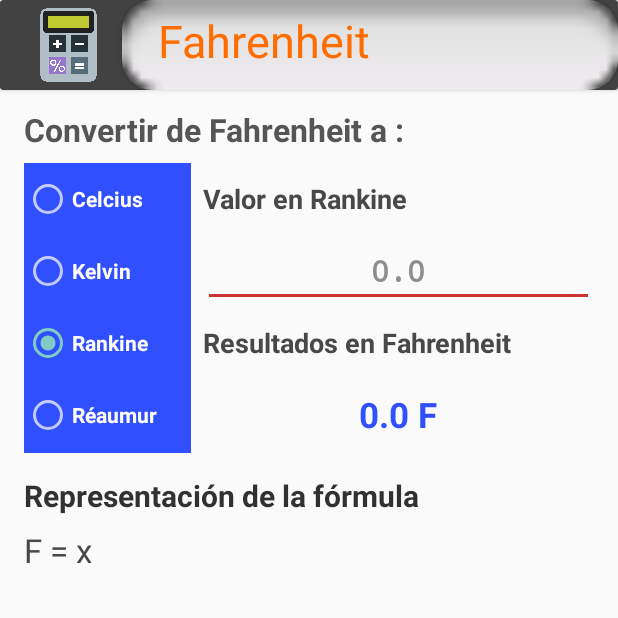
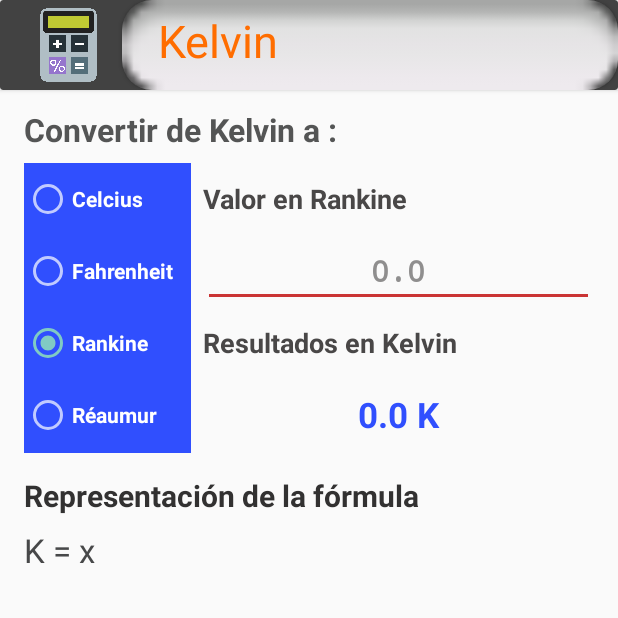
Before and after one commit to HenryDiaz1202/TemperatureConverter, an Android app: the screen it shows after launch (FahrenheirLayout before the commit, KelvinLayout after it), after a tap on "Rankine", on a phone screen of 412 x 824 dp, the top half of it. Run offline under Robolectric (Android 15) with nearby library versions, the phone set to English and light mode, and no system bars; 2 other taps on this screen came first.

Commit message:
OPERACIONES DE CONVERSIÓN A KELVIN TERMINADAS

```diff
--- a/app/src/main/java/com/henry/formulessolve/CelciusLayout.java
+++ b/app/src/main/java/com/henry/formulessolve/CelciusLayout.java
@@ -151,6 +151,4 @@ public class CelciusLayout extends AppCompatActivity {
         remr();
     }
 
-
-
 }
--- a/app/src/main/java/com/henry/formulessolve/FahrenheirLayout.java
+++ b/app/src/main/java/com/henry/formulessolve/FahrenheirLayout.java
@@ -160,7 +160,7 @@ public class FahrenheirLayout extends AppCompatActivity {
                     "F= ("+(9*datV)+"/4) + 32\n\n " +
                     "Sacamos el mínimo común múltiplo (mcm), en este caso siempre es 4\n\n" +
                     "Entonces, primer valor 4/4 = 1 => 1 x "+(9*datV) + " = "+(9*datV)+"\n\n" +
-                    "Segundo valor, 4/1 = 4 => 54 * 32 = "+(4*32)+"\n\n" +
+                    "Segundo valor, 4/1 = 4 => 4 * 32 = "+(4*32)+"\n\n" +
                     "Nos queda lo siguiente\n\n" +
                     "F = ("+(9*datV)+" + "+(4*32)+") / 4\n" +
                     "F= ("+((9*datV)+(4*32))+") / 4\n" +
--- /dev/null
+++ b/app/src/main/java/com/henry/formulessolve/KelvinLayout.java
@@ -0,0 +1,170 @@
+package com.henry.formulessolve;
+
+import androidx.appcompat.app.AppCompatActivity;
+
+import android.os.Bundle;
+import android.text.Editable;
+import android.text.TextWatcher;
+import android.view.View;
+import android.widget.EditText;
+import android.widget.RadioButton;
+import android.widget.TextView;
+import android.widget.Toast;
+
+import java.text.DecimalFormat;
+
+public class KelvinLayout extends AppCompatActivity {
+
+    EditText valor;
+    double datV, res;
+    String frmt;
+    TextView infMs, resultado, formule;
+    RadioButton rd1, rd2, rd3, rd4;
+
+    @Override
+    protected void onCreate(Bundle savedInstanceState) {
+        super.onCreate(savedInstanceState);
+        setContentView(R.layout.activity_kelvin_layout);
+
+        valor = findViewById(R.id.idValorG);
+        infMs = findViewById(R.id.idInfo);
+        resultado = findViewById(R.id.idRes1);
+        formule = findViewById(R.id.idFormule);
+        rd1 = findViewById(R.id.idRBCS);
+        rd2 = findViewById(R.id.idRBKV);
+        rd3 = findViewById(R.id.idRBRK);
+        rd4 = findViewById(R.id.idRBRM);
+
+        valor.addTextChangedListener(new TextWatcher() {
+            @Override
+            public void beforeTextChanged(CharSequence charSequence, int i, int i1, int i2) {
+
+            }
+
+            @Override
+            public void onTextChanged(CharSequence charSequence, int i, int i1, int i2) {
+                if (rd1.isChecked()) {
+                    clss();
+                } else if (rd2.isChecked()) {
+                    fah();
+                } else if (rd3.isChecked()) {
+                    rank();
+                } else if (rd4.isChecked()) {
+                    remr();
+                }
+            }
+
+            @Override
+            public void afterTextChanged(Editable editable) {
+
+            }
+        });
+
+    }
+
+    public void remr() {
+        try {
+            infMs.setText("Valor en Réaumur");
+            datV = Double.parseDouble(valor.getText().toString());
+            res = ((5*datV)/4)+273.15;
+            frmt = new DecimalFormat("##.###").format(res)+" k";
+            resultado.setText(frmt);
+
+            formule.setText("K=(5RE/4) + 273.15 \n\n " +
+                    "Sustituimos \n\n"+"K= ((5 * "+datV+") / 4) + 273.15\n" +
+                    "K= ("+(5*datV)+"/4) + 273.15\n\n " +
+                    "Sacamos el mínimo común múltiplo (mcm), en este caso siempre es 4\n\n" +
+                    "Entonces, primer valor 4/4 = 1 => 1 x "+(5*datV) + " = "+(5*datV)+"\n\n" +
+                    "Segundo valor, 4/1 = 4 => 4 * 273.15 = "+(4*273.15)+"\n\n" +
+                    "Nos queda lo siguiente\n\n" +
+                    "K = ("+(5*datV)+" + "+(4*273.15)+") / 4\n" +
+                    "K= ("+((5*datV)+(4*273.15))+") / 4\n" +
+                    "K = "+frmt);
+
+        }catch (Exception e){
+            Toast.makeText(getApplicationContext(), "Debes ingresar un valor.", Toast.LENGTH_SHORT).show();
+        }
+    }
+
+    public void rank() {
+        try {
+            infMs.setText("Valor en Rankine");
+            datV = Double.parseDouble(valor.getText().toString());
+            res = (5*(datV-491.67)/9)+273.15;
+            frmt = new DecimalFormat("##.###").format(res)+" k";
+            resultado.setText(frmt);
+
+            formule.setText("K=5(RK - 491.67)/9 + 273.15 \n\n " +
+                    "Sustituimos \n\n"+"K= 5("+datV+" - 491.67) / 9 + 273.15\n" +
+                    "K= 5("+(datV - 491.67)+")/9 + 273.15\n"+"K= ("+(5*(datV - 491.67))+")/9 + 273.15\n\n"+
+                    "Sacamos el mínimo común múltiplo (mcm), en este caso siempre es 9\n\n" +
+                    "Entonces, primer valor 9/9 = 1 => 1 x "+(5*(datV - 491.67)) + " = "+(5*(datV - 491.67))+"\n\n" +
+                    "Segundo valor, 9/1 = 9 => 9 * 273.15 = "+(9*273.15)+"\n\n" +
+                    "Nos queda lo siguiente\n\n" +
+                    "K = ("+(5*(datV - 491.67))+" + "+(9*273.15)+") / 9\n" +
+                    "K= ("+((5*(datV - 491.67))+(9*273.15))+") / 9\n" +
+                    "K = "+frmt);
+
+        }catch (Exception e){
+            Toast.makeText(getApplicationContext(), "Debes ingresar un valor.", Toast.LENGTH_SHORT).show();
+        }
+    }
+
+    public void fah() {
+        try {
+            infMs.setText("Valor en Fahrenheit");
+            datV = Double.parseDouble(valor.getText().toString());
+            res = (5*(datV-32)/9)+273.15;
+            frmt = new DecimalFormat("##.###").format(res)+" k";
+            resultado.setText(frmt);
+
+            formule.setText("K=5(F - 32)/9 + 273.15 \n\n " +
+                    "Sustituimos \n\n"+"K= 5("+datV+" - 32) / 9 + 273.15\n" +
+                    "K= 5("+(datV - 32)+")/9 + 273.15\n"+"K= ("+(5*(datV - 32))+")/9 + 273.15\n\n"+
+                    "Sacamos el mínimo común múltiplo (mcm), en este caso siempre es 9\n\n" +
+                    "Entonces, primer valor 9/9 = 1 => 1 x "+(5*(datV - 32)) + " = "+(5*(datV - 32))+"\n\n" +
+                    "Segundo valor, 9/1 = 9 => 9 * 273.15 = "+(9*273.15)+"\n\n" +
+                    "Nos queda lo siguiente\n\n" +
+                    "K = ("+(5*(datV - 32))+" + "+(9*273.15)+") / 9\n" +
+                    "K= ("+((5*(datV - 32))+(9*273.15))+") / 9\n" +
+                    "K = "+frmt);
+
+        }catch (Exception e){
+            Toast.makeText(getApplicationContext(), "Debes ingresar un valor.", Toast.LENGTH_SHORT).show();
+        }
+    }
+
+    public void clss() {
+        try {
+            infMs.setText("Valor en Celcius");
+            datV = Double.parseDouble(valor.getText().toString());
+            res = datV + 273.15;
+            frmt = new DecimalFormat("##.###").format(res)+" °C";
+            resultado.setText(frmt);
+
+            formule.setText("K=C + 273.15 \n\n " +
+                    "Sustituimos \n\n"+"K= "+datV+" + 273.15\n" +
+                    "K= "+frmt);
+
+        }catch (Exception e){
+            Toast.makeText(getApplicationContext(), "Debes ingresar un valor.", Toast.LENGTH_SHORT).show();
+        }
+    }
+
+
+    public void KToRM(View view) {
+        remr();
+    }
+
+    public void KtoRk(View view) {
+        rank();
+    }
+
+    public void KtoF(View view) {
+        fah();
+    }
+
+    public void KtoC(View view) {
+        clss();
+    }
+}
--- a/app/src/main/java/com/henry/formulessolve/MainActivity.java
+++ b/app/src/main/java/com/henry/formulessolve/MainActivity.java
@@ -21,7 +21,7 @@ public class MainActivity extends AppCompatActivity {
     }
 
     public void fahrenheitW(View view) {
-        Intent i = new Intent(this, CelciusLayout.class );
+        Intent i = new Intent(this, FahrenheirLayout.class );
         startActivity(i);
     }
 }
--- /dev/null
+++ b/app/src/main/res/layout/activity_kelvin_layout.xml
@@ -0,0 +1,261 @@
+<?xml version="1.0" encoding="utf-8"?>
+<androidx.constraintlayout.widget.ConstraintLayout xmlns:android="http://schemas.android.com/apk/res/android"
+    xmlns:app="http://schemas.android.com/apk/res-auto"
+    xmlns:tools="http://schemas.android.com/tools"
+    android:layout_width="match_parent"
+    android:layout_height="match_parent"
+    android:background="#FAFAFA"
+    tools:context=".KelvinLayout">
+
+    <androidx.cardview.widget.CardView
+        android:id="@+id/cardView2"
+        android:layout_width="0dp"
+        android:layout_height="60dp"
+        app:layout_constraintEnd_toEndOf="parent"
+        app:layout_constraintStart_toStartOf="parent"
+        app:layout_constraintTop_toTopOf="parent">
+
+        <androidx.constraintlayout.widget.ConstraintLayout
+            android:layout_width="match_parent"
+            android:layout_height="match_parent">
+
+            <ImageView
+                android:id="@+id/imageView5"
+                android:layout_width="59dp"
+                android:layout_height="52dp"
+                android:layout_marginStart="16dp"
+                android:layout_marginEnd="4dp"
+                android:layout_marginBottom="4dp"
+                app:layout_constraintBottom_toBottomOf="parent"
+                app:layout_constraintEnd_toStartOf="@+id/cardView"
+                app:layout_constraintStart_toStartOf="parent"
+                app:layout_constraintTop_toTopOf="parent"
+                app:layout_constraintVertical_bias="1.0"
+                app:srcCompat="@drawable/calc" />
+
+            <androidx.cardview.widget.CardView
+                android:id="@+id/cardView"
+                android:layout_width="0dp"
+                android:layout_height="0dp"
+                android:layout_marginStart="2dp"
+                app:cardCornerRadius="20dp"
+                app:layout_constraintBottom_toBottomOf="parent"
+                app:layout_constraintEnd_toEndOf="parent"
+                app:layout_constraintStart_toEndOf="@+id/imageView5"
+                app:layout_constraintTop_toTopOf="parent">
+
+                <androidx.constraintlayout.widget.ConstraintLayout
+                    android:layout_width="match_parent"
+                    android:layout_height="match_parent"
+                    android:background="@android:drawable/button_onoff_indicator_off">
+
+                    <TextView
+                        android:id="@+id/textView5"
+                        android:layout_width="145dp"
+                        android:layout_height="47dp"
+                        android:layout_marginStart="24dp"
+                        android:text="Kelvin"
+                        android:textColor="#FF6D00"
+                        android:textSize="30sp"
+                        app:layout_constraintBottom_toBottomOf="parent"
+                        app:layout_constraintEnd_toEndOf="parent"
+                        app:layout_constraintHorizontal_bias="0.0"
+                        app:layout_constraintStart_toStartOf="parent"
+                        app:layout_constraintTop_toTopOf="parent" />
+                </androidx.constraintlayout.widget.ConstraintLayout>
+            </androidx.cardview.widget.CardView>
+        </androidx.constraintlayout.widget.ConstraintLayout>
+    </androidx.cardview.widget.CardView>
+
+    <ScrollView
+        android:layout_width="0dp"
+        android:layout_height="0dp"
+        android:layout_marginTop="12dp"
+        app:layout_constraintBottom_toBottomOf="parent"
+        app:layout_constraintEnd_toEndOf="parent"
+        app:layout_constraintHorizontal_bias="0.0"
+        app:layout_constraintStart_toStartOf="parent"
+        app:layout_constraintTop_toBottomOf="@+id/cardView2"
+        app:layout_constraintVertical_bias="1.0"
+        tools:ignore="SpeakableTextPresentCheck">
+
+        <androidx.constraintlayout.widget.ConstraintLayout
+            android:layout_width="match_parent"
+            android:layout_height="match_parent">
+
+            <TextView
+                android:id="@+id/textView11"
+                android:layout_width="0dp"
+                android:layout_height="wrap_content"
+                android:layout_marginStart="16dp"
+                android:layout_marginTop="16dp"
+                android:layout_marginEnd="16dp"
+                android:text="Representación de la fórmula"
+                android:textColor="#323131"
+                android:textSize="20sp"
+                android:textStyle="bold"
+                app:layout_constraintBottom_toTopOf="@+id/idFormule"
+                app:layout_constraintEnd_toEndOf="parent"
+                app:layout_constraintStart_toStartOf="parent"
+                app:layout_constraintTop_toBottomOf="@+id/idRes1" />
+
+            <TextView
+                android:id="@+id/idRes1"
+                android:layout_width="0dp"
+                android:layout_height="48sp"
+                android:layout_marginStart="8dp"
+                android:layout_marginEnd="16dp"
+                android:gravity="center|center_horizontal"
+                android:text="0.0 K"
+                android:textColor="#304FFE"
+                android:textSize="23sp"
+                android:textStyle="bold"
+                app:layout_constraintEnd_toEndOf="parent"
+                app:layout_constraintStart_toEndOf="@+id/radioGroup"
+                app:layout_constraintTop_toBottomOf="@+id/textView9" />
+
+            <TextView
+                android:id="@+id/textView9"
+                android:layout_width="0dp"
+                android:layout_height="48dp"
+                android:layout_marginStart="8dp"
+                android:layout_marginEnd="16dp"
+                android:gravity="center_vertical"
+                android:text="Resultados en Kelvin"
+                android:textColor="#494747"
+                android:textSize="18sp"
+                android:textStyle="bold"
+                app:layout_constraintBottom_toTopOf="@+id/idRes1"
+                app:layout_constraintEnd_toEndOf="parent"
+                app:layout_constraintStart_toEndOf="@+id/radioGroup"
+                app:layout_constraintTop_toBottomOf="@+id/idValorG" />
+
+            <TextView
+                android:id="@+id/idInfo"
+                android:layout_width="0dp"
+                android:layout_height="48dp"
+                android:layout_marginStart="8dp"
+                android:layout_marginTop="8dp"
+                android:layout_marginEnd="16dp"
+                android:autoText="true"
+                android:gravity="center_vertical"
+                android:text="Valor en :"
+                android:textColor="#494747"
+                android:textSize="18sp"
+                android:textStyle="bold"
+                app:layout_constraintEnd_toEndOf="parent"
+                app:layout_constraintStart_toEndOf="@+id/radioGroup"
+                app:layout_constraintTop_toBottomOf="@+id/textView7" />
+
+            <RadioGroup
+                android:id="@+id/radioGroup"
+                android:layout_width="111dp"
+                android:layout_height="193dp"
+                android:layout_marginStart="16dp"
+                android:layout_marginTop="8dp"
+                android:background="#304FFE"
+                app:layout_constraintStart_toStartOf="parent"
+                app:layout_constraintTop_toBottomOf="@+id/textView7">
+
+                <RadioButton
+                    android:id="@+id/idRBCS"
+                    android:layout_width="match_parent"
+                    android:layout_height="wrap_content"
+                    android:minHeight="48dp"
+                    android:onClick="KtoC"
+                    android:text="Celcius"
+                    android:textStyle="bold" />
+
+                <RadioButton
+                    android:id="@+id/idRBKV"
+                    android:layout_width="match_parent"
+                    android:layout_height="wrap_content"
+                    android:minHeight="48dp"
+                    android:onClick="KtoF"
+                    android:text="Fahrenheit"
+                    android:textStyle="bold" />
+
+                <RadioButton
+                    android:id="@+id/idRBRK"
+                    android:layout_width="match_parent"
+                    android:layout_height="wrap_content"
+                    android:minHeight="48dp"
+                    android:onClick="KtoRk"
+                    android:text="Rankine"
+                    android:textStyle="bold" />
+
+                <RadioButton
+                    android:id="@+id/idRBRM"
+                    android:layout_width="match_parent"
+                    android:layout_height="wrap_content"
+                    android:minHeight="48dp"
+                    android:onClick="KToRM"
+                    android:text="Réaumur"
+                    android:textStyle="bold" />
+            </RadioGroup>
+
+            <TextView
+                android:id="@+id/textView7"
+                android:layout_width="0dp"
+                android:layout_height="wrap_content"
+                android:layout_marginStart="16dp"
+                android:text="Convertir de Kelvin a :"
+                android:textAlignment="viewStart"
+                android:textColor="#545555"
+                android:textSize="21sp"
+                android:textStyle="bold"
+                app:layout_constraintEnd_toEndOf="parent"
+                app:layout_constraintStart_toStartOf="parent"
+                app:layout_constraintTop_toTopOf="parent" />
+
+            <EditText
+                android:id="@+id/idValorG"
+                android:layout_width="0dp"
+                android:layout_height="wrap_content"
+                android:layout_marginStart="8dp"
+                android:layout_marginEnd="16dp"
+                android:backgroundTint="#CA3434"
+                android:editable="false"
+                android:ems="10"
+                android:hint="0.0"
+                android:inputType="numberDecimal"
+                android:linksClickable="false"
+                android:minHeight="48dp"
+                android:selectAllOnFocus="false"
+                android:singleLine="false"
+                android:textAlignment="center"
+                android:textColor="#304FFE"
+                android:textColorHint="#8F8E8E"
+                android:textSize="20sp"
+                android:textStyle="bold"
+                android:typeface="monospace"
+                app:layout_constraintBottom_toTopOf="@+id/textView9"
+                app:layout_constraintEnd_toEndOf="parent"
+                app:layout_constraintStart_toEndOf="@+id/radioGroup"
+                app:layout_constraintTop_toBottomOf="@+id/idInfo" />
+
+            <TextView
+                android:id="@+id/idFormule"
+                android:layout_width="0dp"
+                android:layout_height="wrap_content"
+                android:layout_marginStart="16dp"
+                android:layout_marginTop="8dp"
+                android:layout_marginEnd="16dp"
+                android:layout_marginBottom="24dp"
+                android:text="K = x"
+                android:textAlignment="viewStart"
+                android:textColor="#474849"
+                android:textSize="22dp"
+                app:layout_constraintBottom_toBottomOf="parent"
+                app:layout_constraintEnd_toEndOf="parent"
+                app:layout_constraintHorizontal_bias="0.498"
+                app:layout_constraintStart_toStartOf="parent"
+                app:layout_constraintTop_toBottomOf="@+id/textView11"
+                app:layout_constraintVertical_bias="1.0" />
+
+        </androidx.constraintlayout.widget.ConstraintLayout>
+    </ScrollView>
+
+
+
+</androidx.constraintlayout.widget.ConstraintLayout>
```
Also changed, not shown: app/src/main/AndroidManifest.xml (+6 -5 lines).
